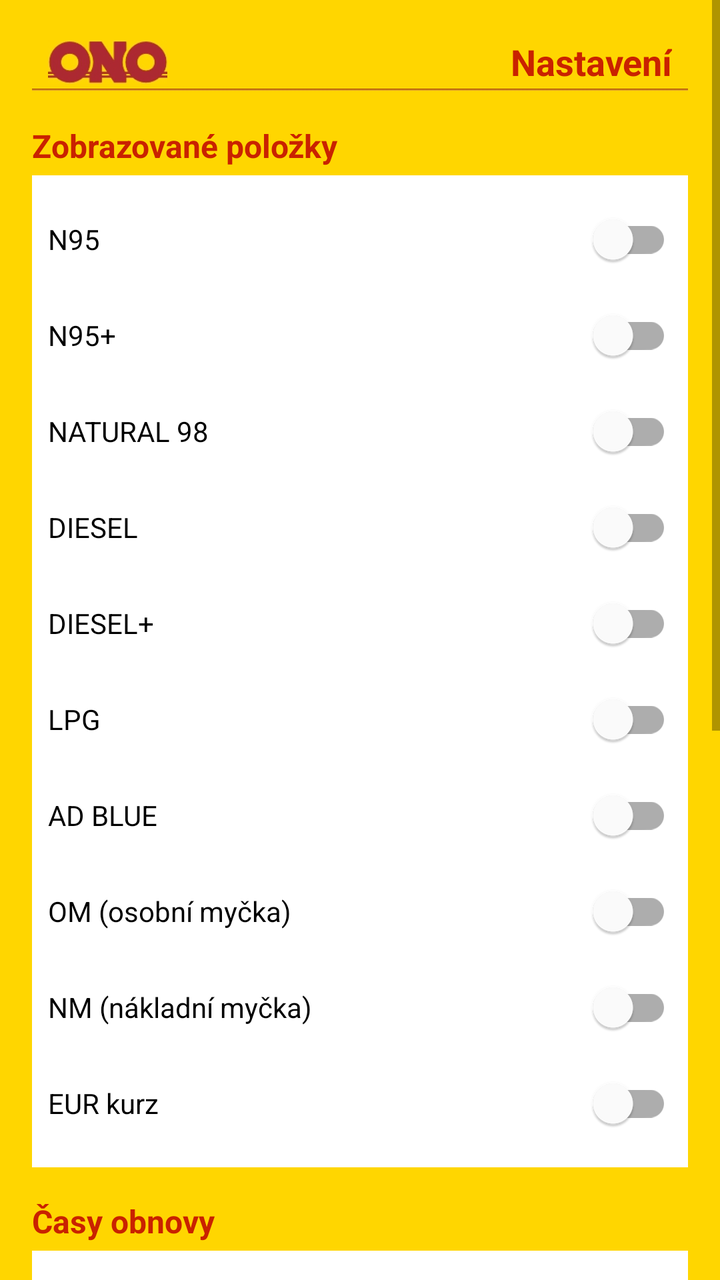
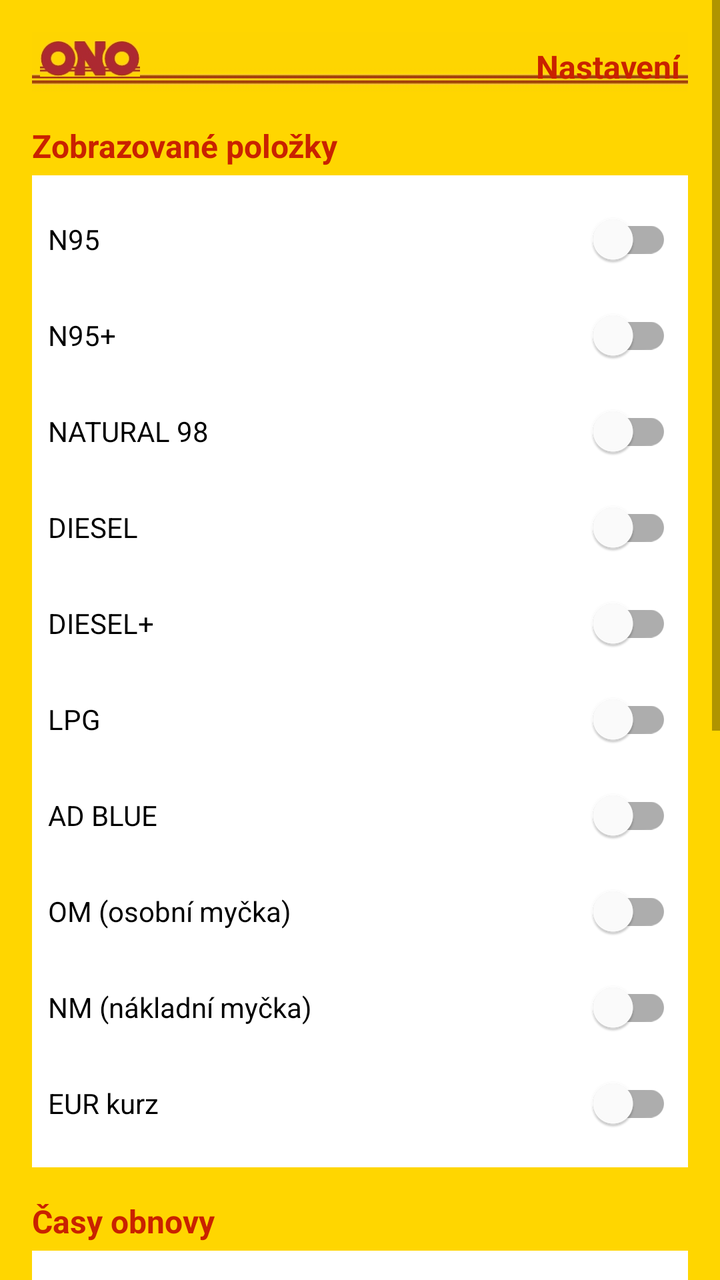

Two renders of the same Android screen: before a commit and after it. Below are the layout's source before the change and the commit's diff.
<!-- AndroidManifest.xml: activity theme Theme.TankONOWidget -->
<!-- res/layout/activity_main.xml -->
<?xml version="1.0" encoding="utf-8"?>

<ScrollView xmlns:android="http://schemas.android.com/apk/res/android"
    xmlns:app="http://schemas.android.com/apk/res-auto"
    android:layout_width="match_parent"
    android:layout_height="match_parent"
    android:background="@color/yellow">

    <LinearLayout
        android:layout_width="match_parent"
        android:layout_height="wrap_content"
        android:orientation="vertical"
        android:padding="16dp">

        
        <FrameLayout
            android:layout_width="match_parent"
            android:layout_height="30dp"
            android:background="@color/yellow">

            
            <ImageView
                android:layout_width="match_parent"
                android:layout_height="6dp"
                android:layout_gravity="bottom"
                android:src="@drawable/logo_linka"
                android:scaleType="fitXY"
                android:contentDescription="Linka" />

            
            <LinearLayout
                android:layout_width="match_parent"
                android:layout_height="match_parent"
                android:orientation="horizontal"
                android:gravity="center_vertical"
                android:paddingStart="8dp"
                android:paddingEnd="8dp">

                <ImageView
                    android:layout_width="60dp"
                    android:layout_height="22dp"
                    android:src="@drawable/logo_text"
                    android:scaleType="fitStart"
                    android:contentDescription="ONO text" />

                <TextView
                    android:layout_width="0dp"
                    android:layout_height="match_parent"
                    android:layout_weight="1"
                    android:text="Nastavení"
                    android:textSize="18sp"
                    android:textColor="@color/red"
                    android:textStyle="bold"
                    android:gravity="center_vertical|end" />

            </LinearLayout>

        </FrameLayout>

        
        <TextView
            android:layout_width="wrap_content"
            android:layout_height="wrap_content"
            android:text="Zobrazované položky"
            android:textSize="16sp"
            android:textStyle="bold"
            android:textColor="@color/red"
            android:layout_marginTop="16dp" />

        <LinearLayout
            android:layout_width="match_parent"
            android:layout_height="wrap_content"
            android:orientation="vertical"
            android:background="@color/white"
            android:padding="8dp"
            android:layout_marginTop="4dp">

            <com.google.android.material.switchmaterial.SwitchMaterial
                android:id="@+id/switch_n95"
                android:layout_width="match_parent"
                android:layout_height="wrap_content"
                android:text="N95" />

            <com.google.android.material.switchmaterial.SwitchMaterial
                android:id="@+id/switch_n95p"
                android:layout_width="match_parent"
                android:layout_height="wrap_content"
                android:text="N95+" />

            <com.google.android.material.switchmaterial.SwitchMaterial
                android:id="@+id/switch_n98"
                android:layout_width="match_parent"
                android:layout_height="wrap_content"
                android:text="NATURAL 98" />

            <com.google.android.material.switchmaterial.SwitchMaterial
                android:id="@+id/switch_diesel"
                android:layout_width="match_parent"
                android:layout_height="wrap_content"
                android:text="DIESEL" />

            <com.google.android.material.switchmaterial.SwitchMaterial
                android:id="@+id/switch_diesel_plus"
                android:layout_width="match_parent"
                android:layout_height="wrap_content"
                android:text="DIESEL+" />

            <com.google.android.material.switchmaterial.SwitchMaterial
                android:id="@+id/switch_lpg"
                android:layout_width="match_parent"
                android:layout_height="wrap_content"
                android:text="LPG" />

            <com.google.android.material.switchmaterial.SwitchMaterial
                android:id="@+id/switch_adblue"
                android:layout_width="match_parent"
                android:layout_height="wrap_content"
                android:text="AD BLUE" />

            <com.google.android.material.switchmaterial.SwitchMaterial
                android:id="@+id/switch_om"
                android:layout_width="match_parent"
                android:layout_height="wrap_content"
                android:text="OM (osobní myčka)" />

            <com.google.android.material.switchmaterial.SwitchMaterial
                android:id="@+id/switch_nm"
                android:layout_width="match_parent"
                android:layout_height="wrap_content"
                android:text="NM (nákladní myčka)" />

            <com.google.android.material.switchmaterial.SwitchMaterial
                android:id="@+id/switch_euro"
                android:layout_width="match_parent"
                android:layout_height="wrap_content"
                android:text="EUR kurz" />

        </LinearLayout>

        
        <TextView
            android:layout_width="wrap_content"
            android:layout_height="wrap_content"
            android:text="Časy obnovy"
            android:textSize="16sp"
            android:textStyle="bold"
            android:textColor="@color/red"
            android:layout_marginTop="16dp" />

        <LinearLayout
            android:layout_width="match_parent"
            android:layout_height="wrap_content"
            android:orientation="vertical"
            android:background="@color/white"
            android:padding="8dp"
            android:layout_marginTop="4dp">

            <LinearLayout
                android:layout_width="match_parent"
                android:layout_height="wrap_content"
                android:orientation="horizontal"
                android:layout_marginBottom="4dp">
                <TextView
                    android:layout_width="120dp"
                    android:layout_height="wrap_content"
                    android:text="Začátek špičky:" />
                <EditText
                    android:id="@+id/et_peak_start"
                    android:layout_width="0dp"
                    android:layout_weight="1"
                    android:layout_height="wrap_content"
                    android:inputType="text"
                    android:text="14:30" />
            </LinearLayout>

            <LinearLayout
                android:layout_width="match_parent"
                android:layout_height="wrap_content"
                android:orientation="horizontal"
                android:layout_marginBottom="4dp">
                <TextView
                    android:layout_width="120dp"
                    android:layout_height="wrap_content"
                    android:text="Konec špičky:" />
                <EditText
                    android:id="@+id/et_peak_end"
                    android:layout_width="0dp"
                    android:layout_weight="1"
                    android:layout_height="wrap_content"
                    android:inputType="text"
                    android:text="16:00" />
            </LinearLayout>

            <LinearLayout
                android:layout_width="match_parent"
                android:layout_height="wrap_content"
                android:orientation="horizontal"
                android:layout_marginBottom="4dp">
                <TextView
                    android:layout_width="120dp"
                    android:layout_height="wrap_content"
                    android:text="Interval špička (min):" />
                <EditText
                    android:id="@+id/et_peak_interval"
                    android:layout_width="0dp"
                    android:layout_weight="1"
                    android:layout_height="wrap_content"
                    android:inputType="number"
                    android:text="10" />
            </LinearLayout>

            <LinearLayout
                android:layout_width="match_parent"
                android:layout_height="wrap_content"
                android:orientation="horizontal">
                <TextView
                    android:layout_width="120dp"
                    android:layout_height="wrap_content"
                    android:text="Interval mimo (min):" />
                <EditText
                    android:id="@+id/et_off_peak_interval"
                    android:layout_width="0dp"
                    android:layout_weight="1"
                    android:layout_height="wrap_content"
                    android:inputType="number"
                    android:text="60" />
            </LinearLayout>

        </LinearLayout>

        
        <TextView
            android:layout_width="wrap_content"
            android:layout_height="wrap_content"
            android:text="Vzhled"
            android:textSize="16sp"
            android:textStyle="bold"
            android:textColor="@color/red"
            android:layout_marginTop="16dp" />

        <LinearLayout
            android:layout_width="match_parent"
            android:layout_height="wrap_content"
            android:orientation="vertical"
            android:background="@color/white"
            android:padding="8dp"
            android:layout_marginTop="4dp">

            <com.google.android.material.switchmaterial.SwitchMaterial
                android:id="@+id/switch_hide_icon"
                android:layout_width="match_parent"
                android:layout_height="wrap_content"
                android:text="Skrýt ikonu ze seznamu aplikací" />

        </LinearLayout>

        
        <LinearLayout
            android:layout_width="match_parent"
            android:layout_height="wrap_content"
            android:orientation="horizontal"
            android:layout_marginTop="16dp">

            <Button
                android:id="@+id/btn_save"
                android:layout_width="0dp"
                android:layout_weight="1"
                android:layout_height="wrap_content"
                android:text="Uložit"
                android:backgroundTint="@color/red"
                android:layout_marginEnd="8dp" />

            <Button
                android:id="@+id/btn_update_now"
                android:layout_width="0dp"
                android:layout_weight="1"
                android:layout_height="wrap_content"
                android:text="Aktualizovat nyní"
                android:backgroundTint="@color/red" />

        </LinearLayout>

        
        <LinearLayout
            android:layout_width="match_parent"
            android:layout_height="wrap_content"
            android:orientation="horizontal"
            android:layout_marginTop="8dp">

            <Button
                android:id="@+id/btn_show_log"
                android:layout_width="0dp"
                android:layout_weight="1"
                android:layout_height="wrap_content"
                android:text="Zobrazit log"
                android:backgroundTint="@color/red"
                android:layout_marginEnd="4dp" />

            <Button
                android:id="@+id/btn_export_log"
                android:layout_width="0dp"
                android:layout_weight="1"
                android:layout_height="wrap_content"
                android:text="Export log"
                android:backgroundTint="@color/red"
                android:layout_marginStart="4dp"
                android:layout_marginEnd="4dp" />

            <Button
                android:id="@+id/btn_clear_log"
                android:layout_width="0dp"
                android:layout_weight="1"
                android:layout_height="wrap_content"
                android:text="Smazat log"
                android:backgroundTint="@color/red"
                android:layout_marginStart="4dp" />

        </LinearLayout>

        
        <TextView
            android:id="@+id/tv_last_update"
            android:layout_width="match_parent"
            android:layout_height="wrap_content"
            android:text="Poslední změna cen: --\nPoslední aktualizace: --"
            android:textSize="12sp"
            android:textColor="@color/grey_text"
            android:gravity="center"
            android:layout_marginTop="16dp" />

    </LinearLayout>

</ScrollView>
<!-- resources referenced by this layout -->
<resources>
  <color name="grey_text">#666666</color>
  <color name="red">#C92200</color>
  <color name="white">#FFFFFF</color>
  <color name="yellow">#FFD600</color>
  <!-- drawable logo_linka: png bitmap (drawable-hdpi, 208 bytes) -->
  <!-- drawable logo_text: png bitmap (drawable-hdpi, 13843 bytes) -->
  <style name="Theme.TankONOWidget" parent="Theme.MaterialComponents.DayNight.NoActionBar">
          <item name="colorPrimary">@color/red</item>
          <item name="colorPrimaryVariant">@color/red</item>
          <item name="colorOnPrimary">@color/white</item>
          <item name="colorSecondary">@color/yellow</item>
          <item name="colorSecondaryVariant">@color/yellow</item>
          <item name="colorOnSecondary">@color/black</item>
          <item name="android:statusBarColor">@color/red</item>
      </style>
  <color name="black">#000000</color>
</resources>

<!-- the commit's change to res/layout/activity_main.xml (unified diff, before → after) -->
@@ -15,13 +15,12 @@
         
         <FrameLayout
             android:layout_width="match_parent"
-            android:layout_height="30dp"
-            android:background="@color/yellow">
+            android:layout_height="30dp">
 
             
             <ImageView
                 android:layout_width="match_parent"
-                android:layout_height="6dp"
+                android:layout_height="30dp"
                 android:layout_gravity="bottom"
                 android:src="@drawable/logo_linka"
                 android:scaleType="fitXY"
@@ -32,13 +31,13 @@
                 android:layout_width="match_parent"
                 android:layout_height="match_parent"
                 android:orientation="horizontal"
-                android:gravity="center_vertical"
-                android:paddingStart="8dp"
-                android:paddingEnd="8dp">
+                android:gravity="bottom"
+                android:paddingStart="4dp"
+                android:paddingEnd="4dp">
 
                 <ImageView
-                    android:layout_width="60dp"
-                    android:layout_height="22dp"
+                    android:layout_width="50dp"
+                    android:layout_height="26dp"
                     android:src="@drawable/logo_text"
                     android:scaleType="fitStart"
                     android:contentDescription="ONO text" />
@@ -48,10 +47,11 @@
                     android:layout_height="match_parent"
                     android:layout_weight="1"
                     android:text="Nastavení"
-                    android:textSize="18sp"
+                    android:textSize="16sp"
                     android:textColor="@color/red"
                     android:textStyle="bold"
-                    android:gravity="center_vertical|end" />
+                    android:gravity="bottom|end"
+                    android:paddingBottom="2dp" />
 
             </LinearLayout>
 
